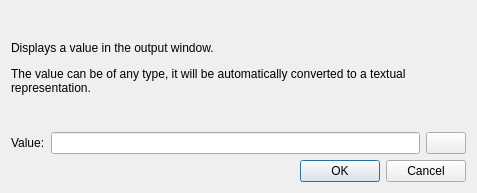
The window that src/forms/ui_alg_display.ui (TuringApp/Turing) describes before a commit, drawn with Qt 5.
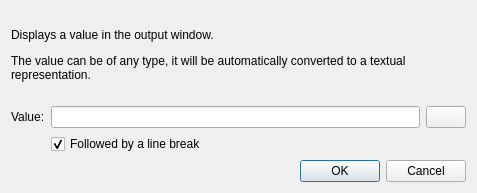
The same window after the commit. Icons and pictures are not drawn.

Commit message: add newline option to display

What changed in the file:
```diff
--- a/src/forms/ui_alg_display.ui
+++ b/src/forms/ui_alg_display.ui
@@ -57,6 +57,16 @@
        </property>
       </widget>
      </item>
+     <item row="1" column="1">
+      <widget class="QCheckBox" name="cbxNewline">
+       <property name="text">
+        <string>Followed by a line break</string>
+       </property>
+       <property name="checked">
+        <bool>true</bool>
+       </property>
+      </widget>
+     </item>
     </layout>
    </item>
    <item>
```
Left out of the diff: 6 changed lines with no effect on the pictures. The commit also changes 5 other files.
